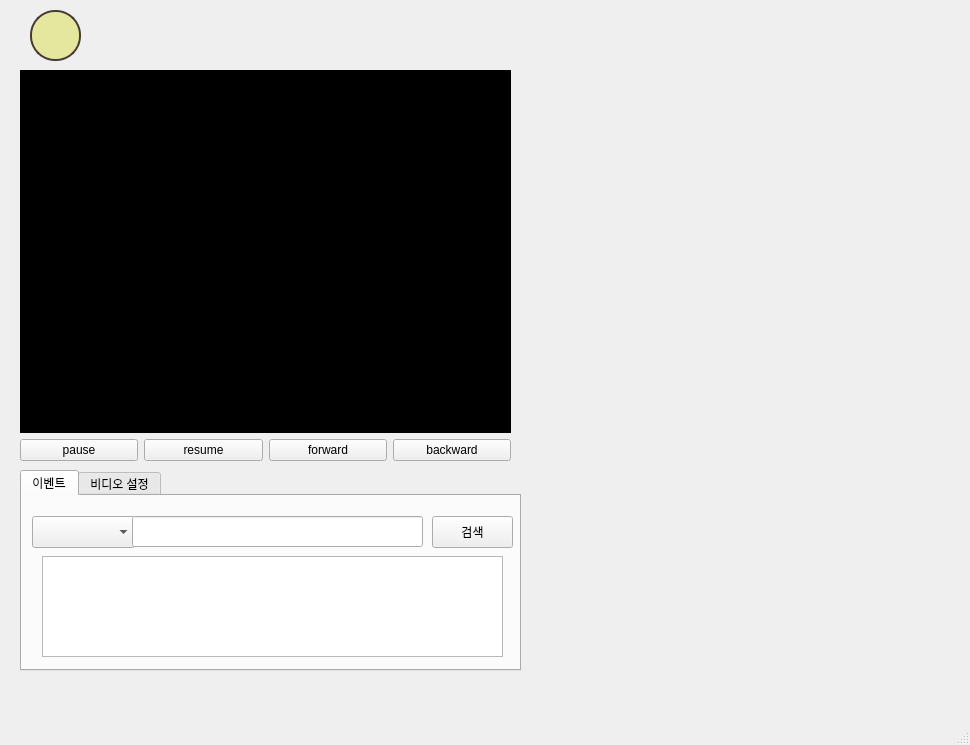
This is JIKIMZON_Qt/mainwindow.ui in VEDA-tmpa/JIKIMZON_Qt as Qt 5 draws it before an edit. The edited form follows.
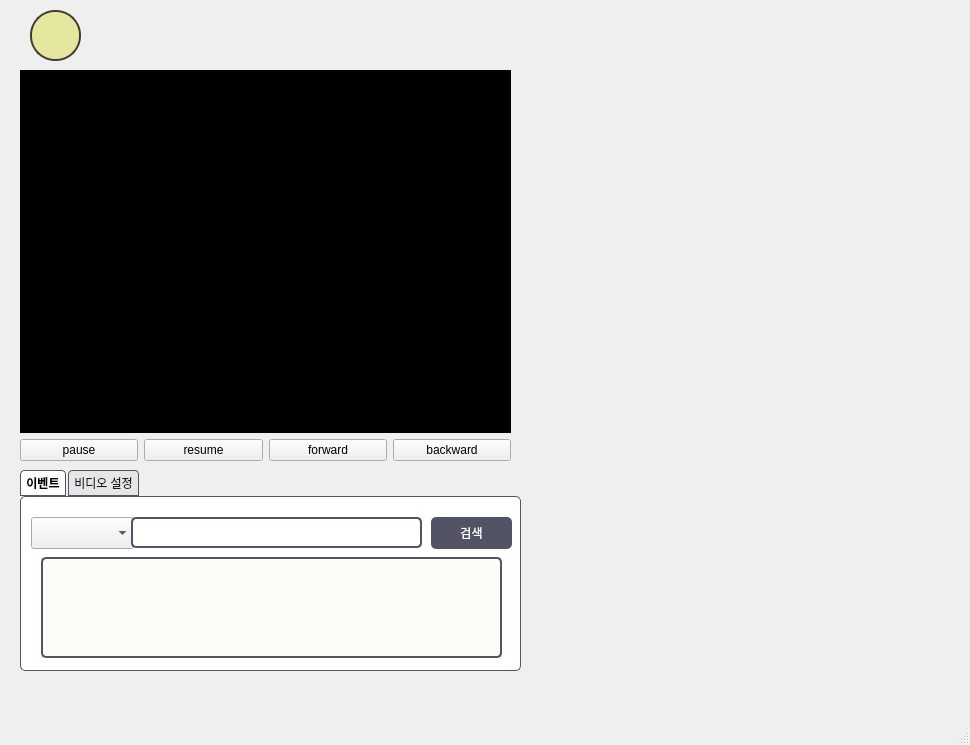
This is the edited form.

Commit message: fix: .ui 수정

Diff of the .ui file:
```diff
--- a/JIKIMZON_Qt/mainwindow.ui
+++ b/JIKIMZON_Qt/mainwindow.ui
@@ -87,6 +87,42 @@
       <height>201</height>
      </rect>
     </property>
+    <property name="styleSheet">
+     <string notr="true">/* 전체 탭 위젯 배경색 */
+QTabWidget::pane {
+    background-color: rgb(255, 255, 255);
+    border: 1px solid #535366;
+    border-radius: 5px;
+}
+
+/* 탭 바 스타일 설정 (탭 버튼 영역) */
+QTabBar::tab {
+    background-color: rgb(240, 240, 240); /* 기본 탭 배경 */
+    color: rgb(28, 28, 28);               /* 탭 텍스트 색상 */
+    padding: 5px;
+    border: 1px solid #535366;
+    border-top-left-radius: 4px;
+    border-top-right-radius: 4px;
+}
+
+/* 선택된 탭 스타일 */
+QTabBar::tab:selected {
+    background-color: rgb(255, 255, 255); /* 선택된 탭 배경 */
+    font-weight: bold;                     /* 선택된 탭 굵은 글씨 */
+    color: black;
+}
+
+/* 비활성 탭 스타일 */
+QTabBar::tab:!selected {
+    background-color: rgb(230, 230, 230); /* 비활성 탭 배경 */
+}
+
+/* 탭 바의 간격 조정 */
+QTabBar::tab {
+    margin-right: 2px;
+}
+</string>
+    </property>
     <property name="currentIndex">
      <number>0</number>
     </property>
@@ -113,6 +149,13 @@
         <height>31</height>
        </rect>
       </property>
+      <property name="styleSheet">
+       <string notr="true">background-color: #FFFFFF;
+color: rgb(28, 28, 28);
+border: 1.5px solid #535366;
+border-radius: 5px; 
+</string>
+      </property>
      </widget>
      <widget class="QPushButton" name="searchButton">
       <property name="geometry">
@@ -123,6 +166,19 @@
         <height>32</height>
        </rect>
       </property>
+      <property name="styleSheet">
+       <string notr="true">QPushButton { 
+    background-color: #535366; 
+    color: white; 
+    border-radius: 5px; 
+    }
+ QPushButton:hover { 
+    background-color: #555; 
+    }
+  QPushButton:pressed { 
+    background-color: #777; 
+    }</string>
+      </property>
       <property name="text">
        <string>검색</string>
       </property>
@@ -136,6 +192,31 @@
         <height>101</height>
        </rect>
       </property>
+      <property name="styleSheet">
+       <string notr="true">QTableView {
+    background-color: rgb(252, 253, 248);  /* 테이블 셀 배경색 */
+    color: rgb(28, 28, 28);                /* 테이블 셀 텍스트 색상 */
+    border: 1.5px solid #535366;
+    border-radius: 5px;
+}
+
+QTableView::item:selected {
+    background-color: #D3D3D3;  /* 선택된 셀의 배경색 */
+    color: black;               /* 선택된 셀의 텍스트 색상 */
+}
+
+QTableView::item {
+    border: 1px solid #535366;  /* 셀 간 테두리 */
+}
+
+QHeaderView::section {
+    background-color: #535366;  /* 헤더 배경색 */
+    color: white;               /* 헤더 텍스트 색상 */
+    border: 1px solid #535366;  /* 헤더 테두리 */
+    font-weight: bold;          /* 헤더 글씨 굵게 */
+}
+</string>
+      </property>
      </widget>
     </widget>
     <widget class="QWidget" name="tab_2">
```
The commit also changes 1 other file.
